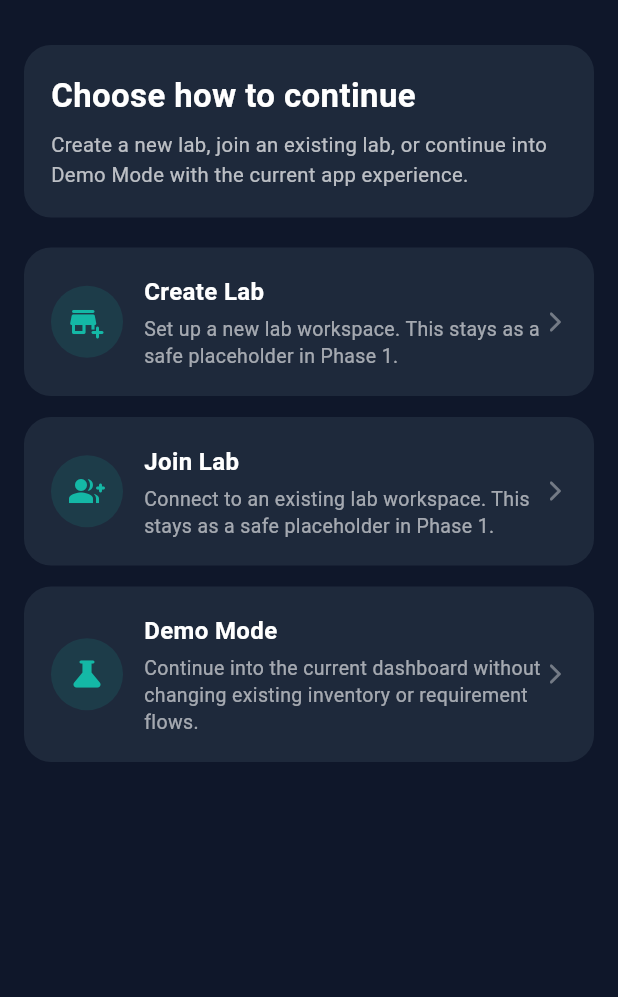
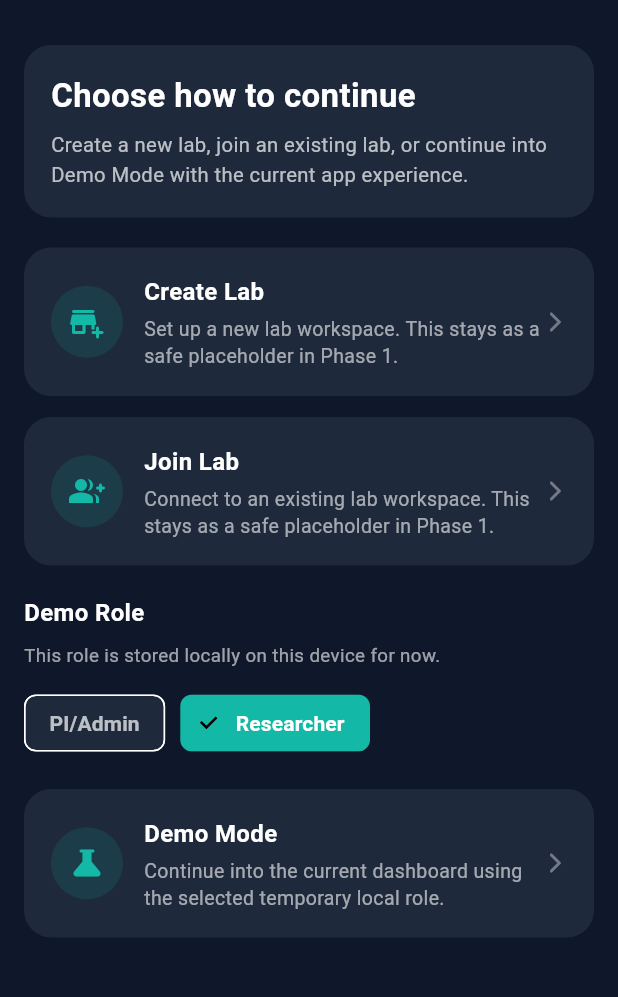
Before and after one commit to sandibag3/bs_lab_app, a Flutter app: the screen it shows once a user with an empty profile is signed in, on a phone screen of 412 x 824 dp, the part 63-1060 px from its top. Run offline on Flutter 3.47's test engine with Material 3 defaults, Android fonts, the phone set to English and light mode, and no system bars; our stand-ins replace cloud_firestore, csv, file_picker, firebase_auth, firebase_core, shared_preferences; missing offline and left inert: excel; accounts and stored records are empty.

Commit message:
Phase 2: remove hardcoded user and PI assumptions with local demo roles

```diff
--- a/lib/app_state.dart
+++ b/lib/app_state.dart
@@ -1,6 +1,16 @@
+import 'package:firebase_auth/firebase_auth.dart';
 import 'package:flutter/material.dart';
 import 'package:shared_preferences/shared_preferences.dart';
 import 'models/user_profile.dart';
+
+enum DemoUserRole {
+  piAdmin('PI/Admin'),
+  researcher('Researcher');
+
+  final String label;
+
+  const DemoUserRole(this.label);
+}
 
 class AppState extends ChangeNotifier {
   static const String _nameKey = 'profile_name';
@@ -9,12 +19,52 @@ class AppState extends ChangeNotifier {
   static const String _dobKey = 'profile_dob';
   static const String _hobbiesKey = 'profile_hobbies';
   static const String _aboutKey = 'profile_about';
+  static const String _demoRoleKey = 'demo_role';
+
+  static AppState? _instance;
 
   UserProfile _profile = UserProfile.empty();
   bool _isLoaded = false;
+  String _demoRole = DemoUserRole.researcher.name;
+
+  AppState() {
+    _instance = this;
+  }
+
+  static AppState get instance {
+    final instance = _instance;
+    if (instance == null) {
+      throw StateError('AppState has not been initialized.');
+    }
+    return instance;
+  }
 
   UserProfile get profile => _profile;
   bool get isLoaded => _isLoaded;
+  String get demoRole => _demoRole;
+  DemoUserRole get demoUserRole {
+    return DemoUserRole.values.firstWhere(
+      (role) => role.name == _demoRole,
+      orElse: () => DemoUserRole.researcher,
+    );
+  }
+
+  bool get isPiAdmin => demoUserRole == DemoUserRole.piAdmin;
+
+  String get authenticatedUserName {
+    final user = FirebaseAuth.instance.currentUser;
+    final displayName = user?.displayName?.trim() ?? '';
+    if (displayName.isNotEmpty) {
+      return displayName;
+    }
+
+    final email = user?.email?.trim() ?? '';
+    if (email.isNotEmpty) {
+      return email;
+    }
+
+    return 'User';
+  }
 
   Future<void> loadProfile() async {
     final prefs = await SharedPreferences.getInstance();
@@ -27,6 +77,7 @@ class AppState extends ChangeNotifier {
       hobbies: prefs.getString(_hobbiesKey) ?? '',
       about: prefs.getString(_aboutKey) ?? '',
     );
+    _demoRole = prefs.getString(_demoRoleKey) ?? DemoUserRole.researcher.name;
 
     _isLoaded = true;
     notifyListeners();
@@ -45,4 +96,13 @@ class AppState extends ChangeNotifier {
     _profile = profile;
     notifyListeners();
   }
+
+  Future<void> saveDemoRole(DemoUserRole role) async {
+    final prefs = await SharedPreferences.getInstance();
+
+    await prefs.setString(_demoRoleKey, role.name);
+
+    _demoRole = role.name;
+    notifyListeners();
+  }
 }
--- a/lib/screens/add_requirement_screen.dart
+++ b/lib/screens/add_requirement_screen.dart
@@ -4,6 +4,7 @@ import 'package:flutter/material.dart';
 import 'package:cloud_firestore/cloud_firestore.dart';
 import 'package:http/http.dart' as http;
 
+import '../app_state.dart';
 import '../services/requirement_service.dart';
 import '../models/requirement_model.dart';
 
@@ -392,7 +393,7 @@ class _AddRequirementScreenState extends State<AddRequirementScreen> {
       consumableType:
           selectedMainType == 'consumable' ? (selectedConsumableType ?? '') : '',
       status: 'pending',
-      userName: 'Sandip',
+      userName: AppState.instance.authenticatedUserName,
       createdAt: Timestamp.now(),
       approvedBy: '',
       approvedAt: null,
--- a/lib/screens/lab_access_screen.dart
+++ b/lib/screens/lab_access_screen.dart
@@ -76,6 +76,57 @@ class LabAccessScreen extends StatelessWidget {
     );
   }
 
+  Widget _buildRoleSelector() {
+    return AnimatedBuilder(
+      animation: appState,
+      builder: (context, _) {
+        final selectedRole = appState.demoUserRole;
+
+        return Column(
+          crossAxisAlignment: CrossAxisAlignment.start,
+          children: [
+            const Text(
+              'Demo Role',
+              style: TextStyle(
+                color: Colors.white,
+                fontSize: 16,
+                fontWeight: FontWeight.w700,
+              ),
+            ),
+            const SizedBox(height: 8),
+            const Text(
+              'This role is stored locally on this device for now.',
+              style: TextStyle(
+                color: Colors.white60,
+                fontSize: 12.5,
+              ),
+            ),
+            const SizedBox(height: 12),
+            Wrap(
+              spacing: 10,
+              runSpacing: 10,
+              children: DemoUserRole.values.map((role) {
+                return ChoiceChip(
+                  label: Text(role.label),
+                  selected: selectedRole == role,
+                  selectedColor: const Color(0xFF14B8A6),
+                  backgroundColor: const Color(0xFF1E293B),
+                  labelStyle: TextStyle(
+                    color: selectedRole == role ? Colors.white : Colors.white70,
+                    fontWeight: FontWeight.w600,
+                  ),
+                  onSelected: (_) async {
+                    await appState.saveDemoRole(role);
+                  },
+                );
+              }).toList(),
+            ),
+          ],
+        );
+      },
+    );
+  }
+
   void _openCreateLab(BuildContext context) {
     Navigator.push(
       context,
@@ -94,7 +145,10 @@ class LabAccessScreen extends StatelessWidget {
     );
   }
 
-  void _openDemoMode(BuildContext context) {
+  Future<void> _openDemoMode(BuildContext context) async {
+    await appState.saveDemoRole(appState.demoUserRole);
+    if (!context.mounted) return;
+
     Navigator.push(
       context,
       MaterialPageRoute(
@@ -163,12 +217,15 @@ class LabAccessScreen extends StatelessWidget {
                     'Connect to an existing lab workspace. This stays as a safe placeholder in Phase 1.',
                 onTap: () => _openJoinLab(context),
               ),
+              const SizedBox(height: 6),
+              _buildRoleSelector(),
+              const SizedBox(height: 20),
               _buildOptionCard(
                 icon: Icons.science_rounded,
                 title: 'Demo Mode',
                 subtitle:
-                    'Continue into the current dashboard without changing existing inventory or requirement flows.',
-                onTap: () => _openDemoMode(context),
+                    'Continue into the current dashboard using the selected temporary local role.',
+                onTap: () async => _openDemoMode(context),
               ),
             ],
           ),
--- a/lib/screens/orders_screen.dart
+++ b/lib/screens/orders_screen.dart
@@ -1,4 +1,5 @@
 import 'package:flutter/material.dart';
+import '../app_state.dart';
 import '../models/order_model.dart';
 import '../services/order_service.dart';
 
@@ -8,7 +9,7 @@ class OrdersScreen extends StatelessWidget {
   @override
   Widget build(BuildContext context) {
     final orderService = OrderService();
-    const String currentUserName = 'Sandip';
+    final String currentUserName = AppState.instance.authenticatedUserName;
 
     Color statusColor(String status) {
       switch (status.toLowerCase()) {
```
Also changed, not shown: lib/screens/cart_screen.dart (+6 -6 lines).
